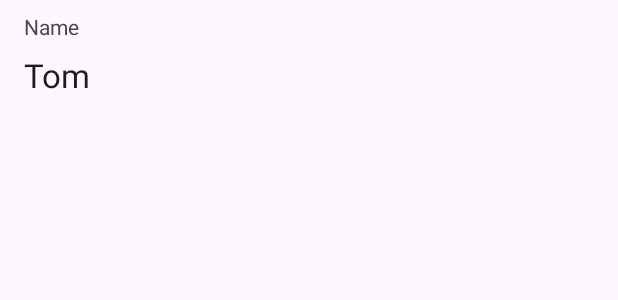
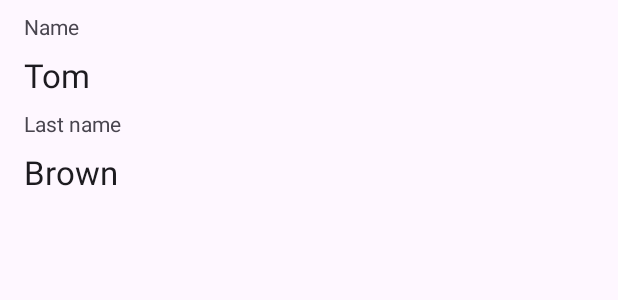
Before and after one commit to kerikir/SampleDataBinding, an Android app: the layout activity_main.xml on its own in the app's theme, with its tools: preview values and no code run, on a phone screen of 412 x 824 dp. Shown: the top 300 px of the screen. Run offline under Robolectric (Android 15) with nearby library versions, the phone set to English and light mode, and no system bars.

Commit message:
add field user last name in UI

```diff
--- a/app/src/main/res/layout/activity_main.xml
+++ b/app/src/main/res/layout/activity_main.xml
@@ -10,7 +10,7 @@
     <!-- Надпись имя сверху -->
     <TextView
         android:id="@+id/label_name"
-        android:layout_width="38dp"
+        android:layout_width="wrap_content"
         android:layout_height="wrap_content"
         android:layout_marginStart="16dp"
         android:layout_marginTop="8dp"
@@ -35,6 +35,30 @@
         />
 
 
+    <!-- Надпись фамилия сверху -->
+    <TextView
+        android:id="@+id/label_lastName"
+        android:layout_width="wrap_content"
+        android:layout_height="wrap_content"
+        android:layout_marginStart="16dp"
+        android:layout_marginTop="8dp"
+        android:text="@string/label_lastName"
+        app:layout_constraintStart_toStartOf="parent"
+        app:layout_constraintTop_toBottomOf="@+id/plain_name" />
+
+    <!-- Фамилия пользователя -->
+    <TextView
+        android:id="@+id/plain_lastName"
+        android:layout_width="0dp"
+        android:layout_height="wrap_content"
+        android:layout_marginStart="16dp"
+        android:layout_marginTop="8dp"
+        android:layout_marginEnd="128dp"
+        android:text="@string/placeholder_lastName"
+        android:textAppearance="@style/TextAppearance.AppCompat.Large"
+        app:layout_constraintEnd_toEndOf="parent"
+        app:layout_constraintStart_toStartOf="parent"
+        app:layout_constraintTop_toBottomOf="@+id/label_lastName" />
 
 
 </androidx.constraintlayout.widget.ConstraintLayout>
--- a/app/src/main/res/values/strings.xml
+++ b/app/src/main/res/values/strings.xml
@@ -2,4 +2,6 @@
     <string name="app_name">SampleDataBinding</string>
     <string name="label_name">Name</string>
     <string name="placeholder_name">Tom</string>
+    <string name="label_lastName">Last name</string>
+    <string name="placeholder_lastName">Brown</string>
 </resources>
```
